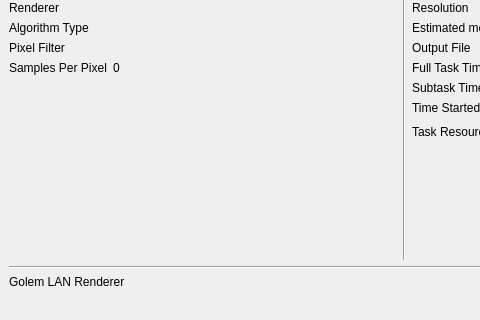
Before: the Qt Designer form gnr/ui/RenderingMainWindow.ui in golemfactory/clay, drawn with Qt 5; both pictures show x 0 to 480 and y 370 to 690 of the 808 by 690 pixel window.
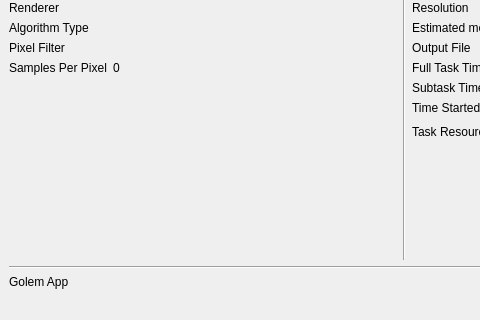
After: the same form once the commit is applied. Custom widgets are drawn as their Qt base class.

Commit message: Changed "Golem LAN Renderer" to "Golem App"

What changed in the file:
```diff
--- a/gnr/ui/RenderingMainWindow.ui
+++ b/gnr/ui/RenderingMainWindow.ui
@@ -521,7 +521,7 @@
          </size>
         </property>
         <property name="text">
-         <string>Golem LAN Renderer</string>
+         <string>Golem App</string>
         </property>
         <property name="textFormat">
          <enum>Qt::AutoText</enum>
```
Left out of the diff: 2 changed lines with no effect on the pictures. The commit also changes 2 other files.
